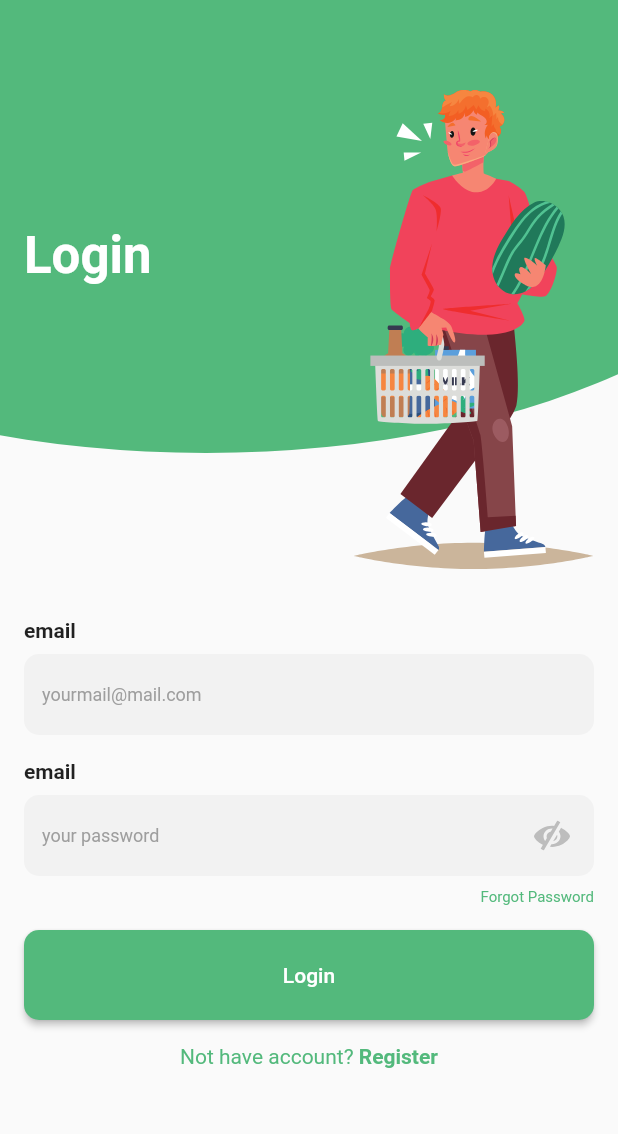
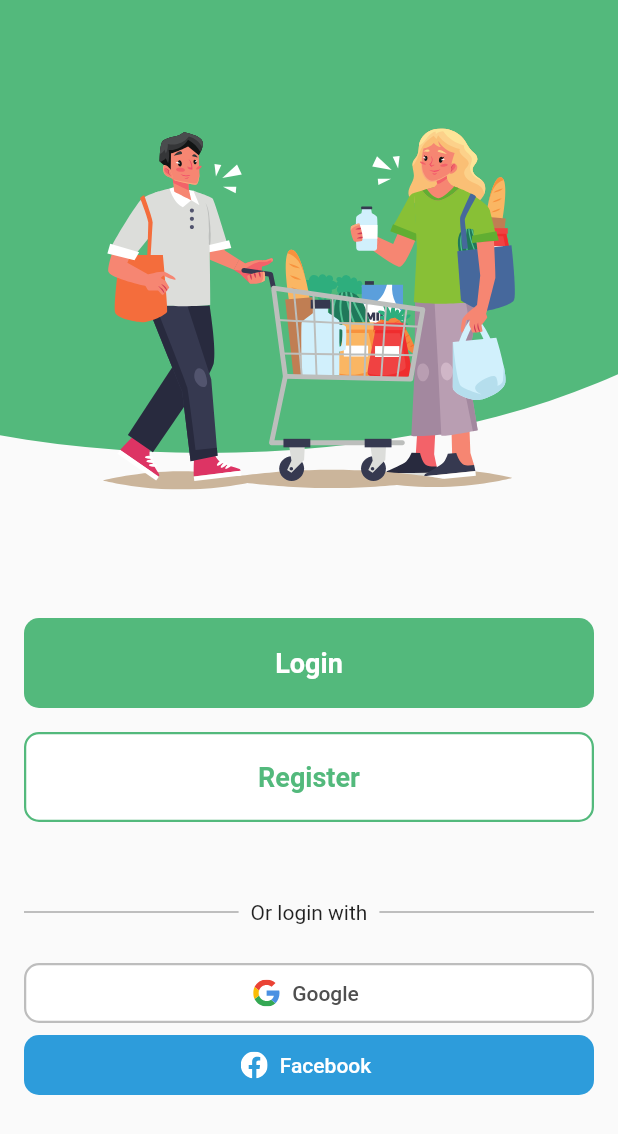
Before and after one commit to ilhamt35/kangsayur-app, a Flutter app: the screen it shows after launch, on a phone screen of 412 x 824 dp. Shown: the top 1134 px of the screen. Run offline on Flutter 3.47's test engine with Material 2 defaults, Android fonts, the phone set to English and light mode, and no system bars; our stand-ins replace flutter_svg.

Commit message:
Add Login Register

```diff
--- a/lib/green_button.dart
+++ b/lib/green_button.dart
@@ -12,12 +12,16 @@ class GreenButton extends StatelessWidget {
       margin: EdgeInsets.symmetric(horizontal: 16),
       child: ElevatedButton(
         onPressed: () {},
-        child: Text(buttonText),
+        child: Text(
+          buttonText,
+          style: TextStyle(fontSize: 18, fontWeight: FontWeight.bold),
+        ),
         style: ButtonStyle(
             backgroundColor: MaterialStateProperty.all(green),
             minimumSize: MaterialStateProperty.all(Size(double.infinity, 60)),
             shape: MaterialStateProperty.all(RoundedRectangleBorder(
-                borderRadius: BorderRadius.circular(10)))),
+                borderRadius: BorderRadius.circular(10))),
+            elevation: MaterialStateProperty.all(0)),
       ),
     );
   }
--- /dev/null
+++ b/lib/login_register.dart
@@ -0,0 +1,128 @@
+import 'package:flutter/material.dart';
+import 'package:flutter_svg/flutter_svg.dart';
+import 'package:kangsayur_app/green_button.dart';
+import 'package:kangsayur_app/white_button.dart';
+
+import 'colors.dart';
+
+class LoginRegister extends StatelessWidget {
+  const LoginRegister({Key? key}) : super(key: key);
+
+  @override
+  Widget build(BuildContext context) {
+    var height = MediaQuery.of(context).size.height;
+    var width = MediaQuery.of(context).size.width;
+
+    return Scaffold(
+        body: Column(
+      children: [
+        Container(
+          height: height / 2,
+          child: Stack(
+            children: [
+              Positioned(
+                top: -110,
+                left: -width * 2 / 3,
+                child: Container(
+                  width: width * 2,
+                  height: height / 2,
+                  decoration: BoxDecoration(
+                      color: green,
+                      borderRadius: BorderRadius.all(
+                          Radius.elliptical(width * 2, height / 2))),
+                ),
+              ),
+              Center(
+                child: Positioned(
+                    top: 150,
+                    child: SvgPicture.asset(
+                      'assets/two_people.svg',
+                      width: 275,
+                    )),
+              )
+            ],
+          ),
+        ),
+        GreenButton(buttonText: 'Login'),
+        SizedBox(
+          height: 16,
+        ),
+        WhiteButton(buttonText: 'Register'),
+        SizedBox(
+          height: 30,
+        ),
+        Container(
+          height: 60,
+          margin: EdgeInsets.symmetric(horizontal: 16),
+          child: Stack(
+            children: [
+              Center(
+                child: Divider(
+                  color: Color.fromRGBO(130, 130, 130, 1),
+                  height: 1,
+                ),
+              ),
+              Center(
+                child: Container(
+                  color: Theme.of(context).scaffoldBackgroundColor,
+                  child: Padding(
+                    padding: const EdgeInsets.all(8.0),
+                    child: Text('Or login with'),
+                  ),
+                ),
+              )
+            ],
+          ),
+        ),
+        Container(
+          margin: EdgeInsets.symmetric(horizontal: 16),
+          child: ElevatedButton.icon(
+              onPressed: () {},
+              label: Text(
+                'Google',
+                style: TextStyle(color: Color.fromRGBO(79, 79, 79, 1)),
+              ),
+              icon: SvgPicture.asset(
+                'assets/google.svg',
+                width: 18,
+                height: 18,
+              ),
+              style: ButtonStyle(
+                shape: MaterialStateProperty.all(RoundedRectangleBorder(
+                    borderRadius: BorderRadius.circular(10),
+                    side: BorderSide(
+                        width: 1.5, color: Color.fromRGBO(189, 189, 189, 1)))),
+                elevation: MaterialStateProperty.all(0),
+                minimumSize:
+                    MaterialStateProperty.all(Size(double.infinity, 40)),
+                backgroundColor: MaterialStateProperty.all(Colors.white),
+              )),
+        ),
+        Container(
+          margin: EdgeInsets.symmetric(horizontal: 16),
+          child: ElevatedButton.icon(
+              onPressed: () {},
+              label: Text(
+                'Facebook',
+                style: TextStyle(color: Colors.white),
+              ),
+              icon: SvgPicture.asset(
+                'assets/facebook.svg',
+                width: 18,
+                height: 18,
+              ),
+              style: ButtonStyle(
+                shape: MaterialStateProperty.all(RoundedRectangleBorder(
+                  borderRadius: BorderRadius.circular(10),
+                )),
+                elevation: MaterialStateProperty.all(0),
+                minimumSize:
+                    MaterialStateProperty.all(Size(double.infinity, 40)),
+                backgroundColor:
+                    MaterialStateProperty.all(Color.fromRGBO(45, 156, 219, 1)),
+              )),
+        )
+      ],
+    ));
+  }
+}
--- a/lib/main.dart
+++ b/lib/main.dart
@@ -1,6 +1,5 @@
 import 'package:flutter/material.dart';
-
-import 'login_page.dart';
+import 'package:kangsayur_app/login_register.dart';
 
 void main() {
   runApp(MyApp());
@@ -13,7 +12,7 @@ class MyApp extends StatelessWidget {
   Widget build(BuildContext context) {
     return MaterialApp(
       debugShowCheckedModeBanner: false,
-      home: LoginPage(),
+      home: LoginRegister(),
     );
   }
 }
--- a/lib/white_button.dart
+++ b/lib/white_button.dart
@@ -14,14 +14,16 @@ class WhiteButton extends StatelessWidget {
         onPressed: () {},
         child: Text(
           buttonText,
-          style: TextStyle(color: green),
+          style: TextStyle(
+              color: green, fontSize: 18, fontWeight: FontWeight.bold),
         ),
         style: ButtonStyle(
             backgroundColor: MaterialStateProperty.all(Colors.white),
             minimumSize: MaterialStateProperty.all(Size(double.infinity, 60)),
             shape: MaterialStateProperty.all(RoundedRectangleBorder(
                 side: BorderSide(color: green, width: 1.5),
-                borderRadius: BorderRadius.circular(10)))),
+                borderRadius: BorderRadius.circular(10))),
+            elevation: MaterialStateProperty.all(0)),
       ),
     );
   }
--- a/pubspec.yaml
+++ b/pubspec.yaml
@@ -43,6 +43,9 @@ flutter:
   assets:
     - assets/people.svg
     - assets/eye.svg
+    - assets/two_people.svg
+    - assets/google.svg
+    - assets/facebook.svg
   #   - images/a_dot_ham.jpeg
   # An image asset can refer to one or more resolution-specific "variants", see
   # https://flutter.dev/assets-and-images/#resolution-aware.
```
Also changed, not shown: assets/facebook.svg (added), assets/google.svg (added), assets/two_people.svg (added).
